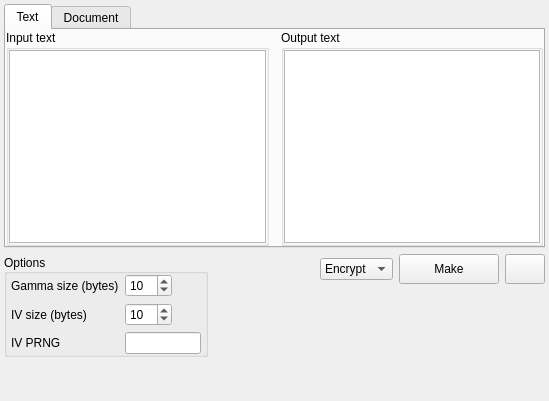
The window that app/gui/symmetric/xor/xor.ui (vasilypht/crypto-methods) describes before a commit, drawn with Qt 5.
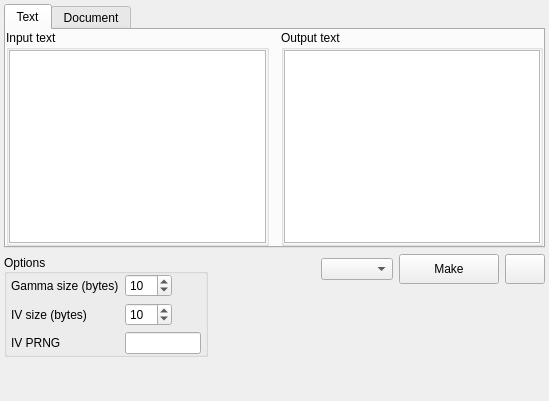
The same window after the commit.

Commit message: Added documentation to the xor.py module, as well as to the corresponding widget.

Diff of the .ui file:
```diff
--- a/app/gui/symmetric/xor/xor.ui
+++ b/app/gui/symmetric/xor/xor.ui
@@ -303,18 +303,7 @@
         <item>
          <layout class="QHBoxLayout" name="horizontal_layout_2">
           <item>
-           <widget class="QComboBox" name="combo_box_mode">
-            <item>
-             <property name="text">
-              <string>Encrypt</string>
-             </property>
-            </item>
-            <item>
-             <property name="text">
-              <string>Decrypt</string>
-             </property>
-            </item>
-           </widget>
+           <widget class="QComboBox" name="combo_box_enc_proc"/>
           </item>
           <item>
            <widget class="QPushButton" name="button_make">
```
The commit also changes 3 other files.
